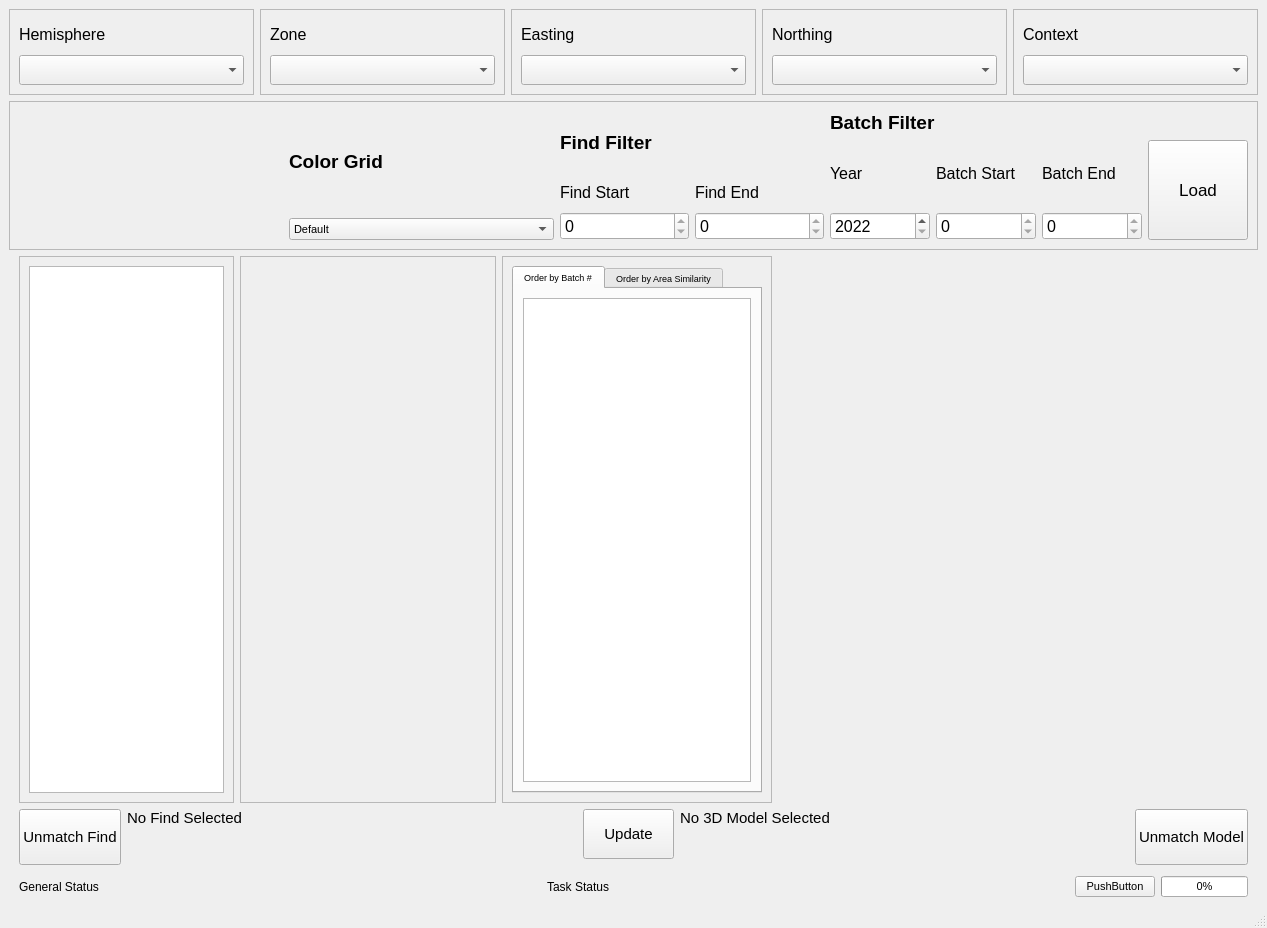
Above: view/ui_files/MainWindow.ui from ggetzie/APSAP before the change. Below: the same form after it.
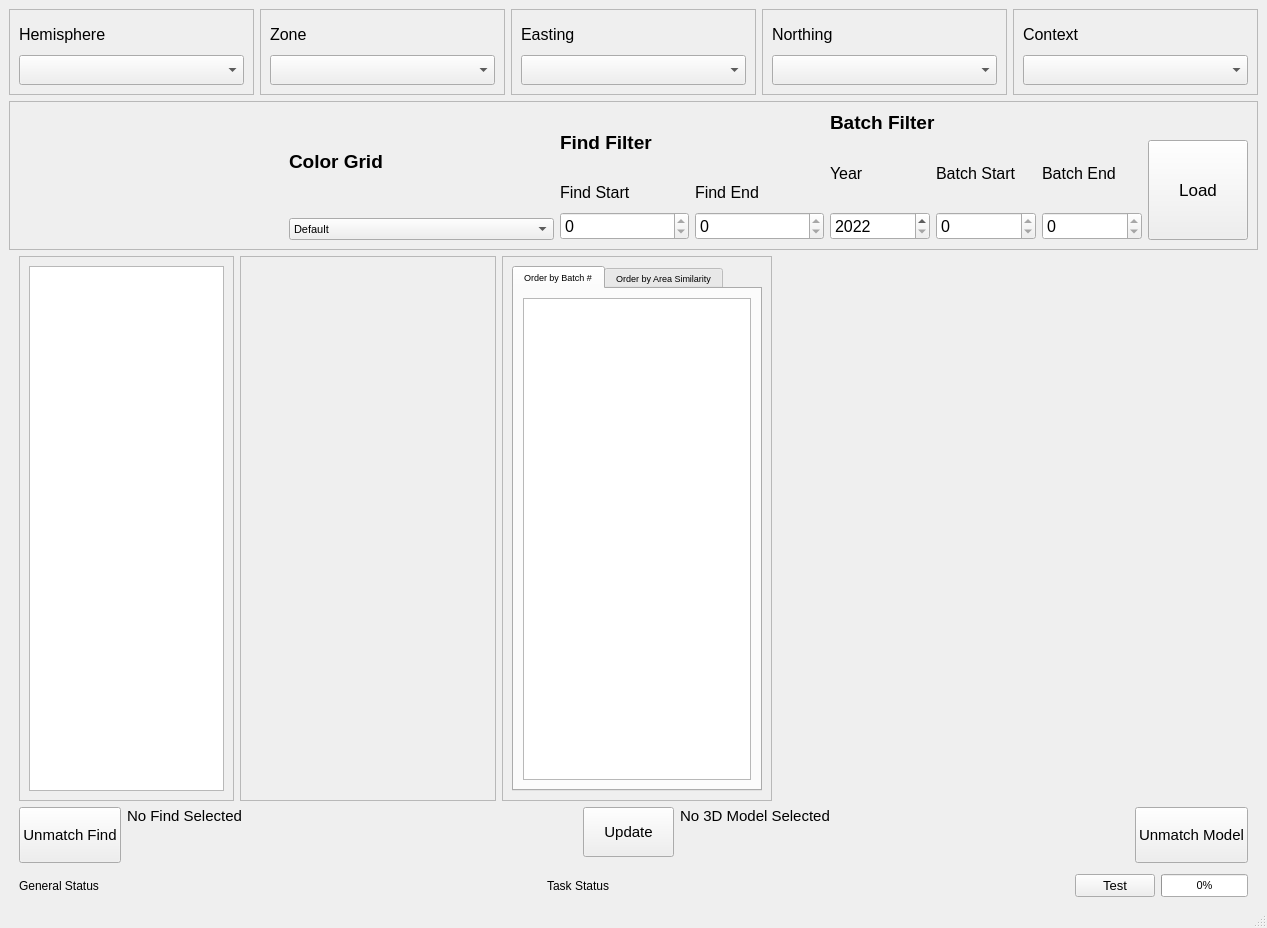
That is the form after the change. Icons and pictures are not drawn.

What changed in the file:
```diff
--- a/view/ui_files/MainWindow.ui
+++ b/view/ui_files/MainWindow.ui
@@ -97,8 +97,19 @@
       </item>
       <item>
        <widget class="QPushButton" name="test_task_button">
+        <property name="font">
+         <font>
+          <pointsize>10</pointsize>
+         </font>
+        </property>
+        <property name="toolTip">
+         <string>Runs a test task in the background</string>
+        </property>
+        <property name="whatsThis">
+         <string/>
+        </property>
         <property name="text">
-         <string>PushButton</string>
+         <string>Test</string>
         </property>
        </widget>
       </item>
```
